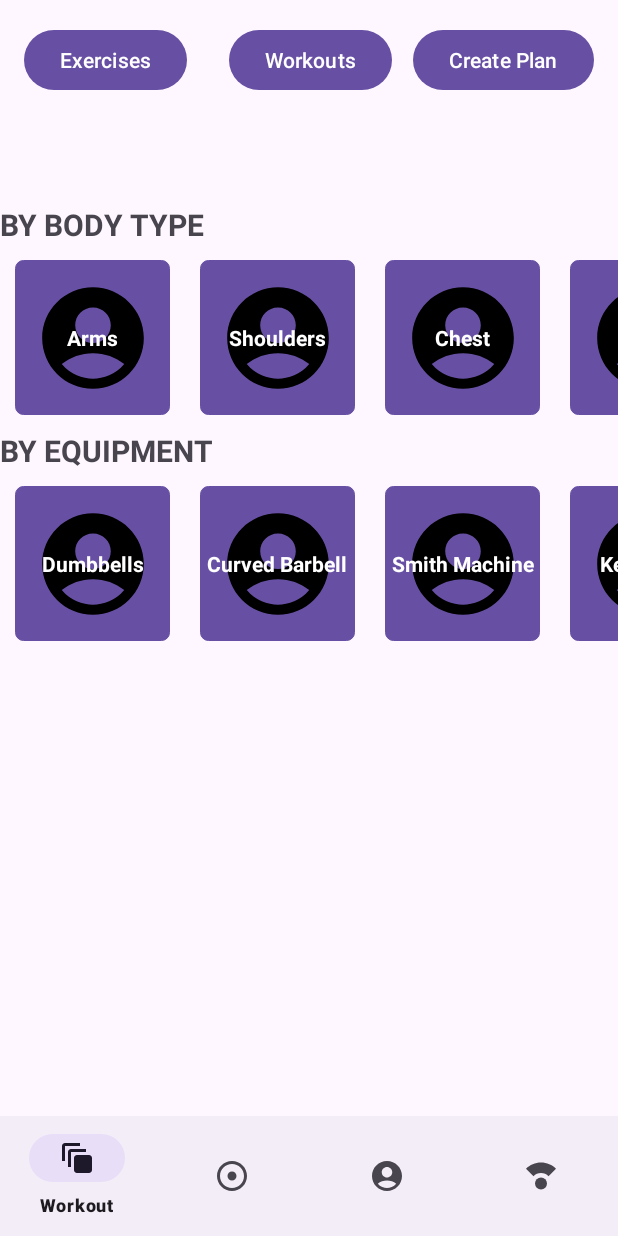
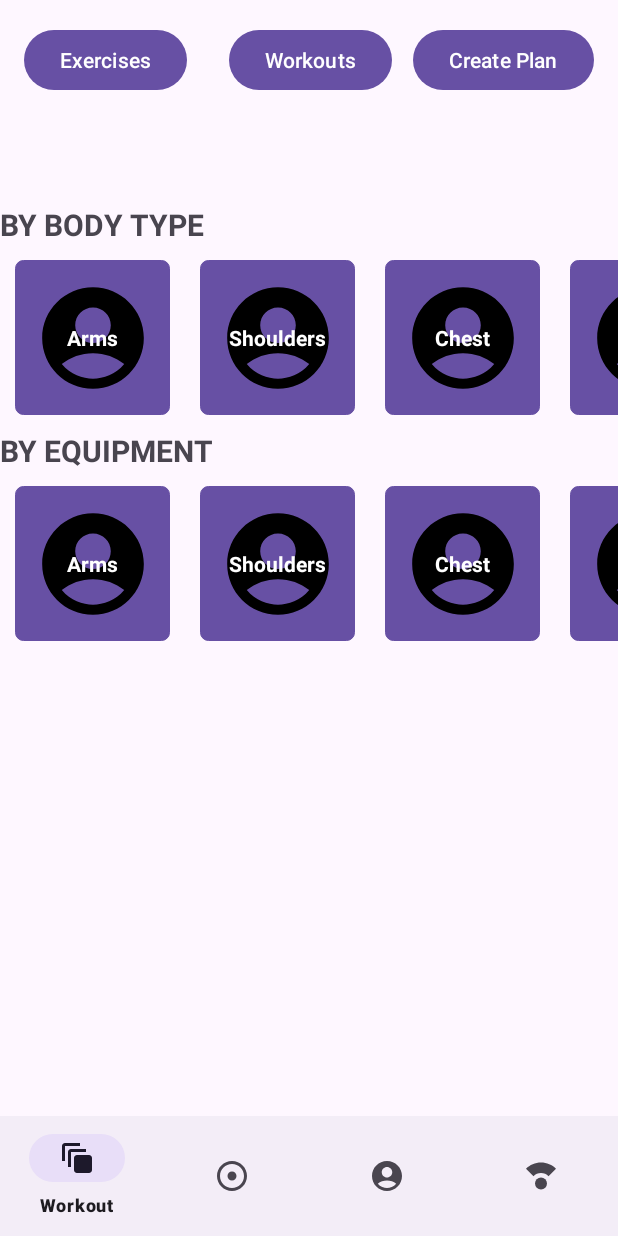
Before and after one commit to MichaelJMorrison/ValiantFitnessHons, an Android app: the screen it shows after launch (MainActivity), on a phone screen of 412 x 824 dp. Run offline under Robolectric (Android 15) with nearby library versions, the phone set to English and light mode, and no system bars.

Commit message:
Workout Progress
Near Final recycler development complete, just need to connect recycler exercise list to exercise page, afterwards finalising all workout stuff this week, progress onto the remaining 3 pages soon after as fast as possible

```diff
--- a/app/src/main/java/honours/application/valiantfitness/WorkoutFragment.java
+++ b/app/src/main/java/honours/application/valiantfitness/WorkoutFragment.java
@@ -22,6 +22,7 @@ import android.widget.TextView;
 import org.w3c.dom.Text;
 
 
+import honours.application.valiantfitness.exercisecategory.Exercise;
 import honours.application.valiantfitness.exercisecategory.ExerciseCategory;
 import honours.application.valiantfitness.recyclerviewadapters.ExerciseIndividualRecyclerAdapter;
 import honours.application.valiantfitness.recyclerviewadapters.ExerciseReyclerAdapter;
@@ -94,13 +95,26 @@ public class WorkoutFragment extends Fragment implements View.OnClickListener {
 
         List<ExerciseCategory> ECL;
         ECL= new ArrayList<>();
-        ECL.add(new ExerciseCategory("Arms","Arms","Exercise"));
-        ECL.add(new ExerciseCategory("Shoulders","Shoulders","Exercise"));
-        ECL.add(new ExerciseCategory("Chest","Chest","Exercise"));
-        ECL.add(new ExerciseCategory("Legs","Legs","Exercise"));
-        ECL.add(new ExerciseCategory("Back","Back","Exercise"));
-        ECL.add(new ExerciseCategory("Abs","Abs","Exercise"));
+        ECL.add(new ExerciseCategory("Arms","Arms","Exercise","Body"));
+        ECL.add(new ExerciseCategory("Shoulders","Shoulders","Exercise","Body"));
+        ECL.add(new ExerciseCategory("Chest","Chest","Exercise","Body"));
+        ECL.add(new ExerciseCategory("Legs","Legs","Exercise","Body"));
+        ECL.add(new ExerciseCategory("Back","Back","Exercise","Body"));
+        ECL.add(new ExerciseCategory("Abs","Abs","Exercise","Body"));
     return  ECL;
+    };
+
+    public List<ExerciseCategory> getExerciseBody2(){
+
+        List<ExerciseCategory> ECL;
+        ECL= new ArrayList<>();
+        ECL.add(new ExerciseCategory("Arms","Arms","Exercise","Equipment"));
+        ECL.add(new ExerciseCategory("Shoulders","Shoulders","Exercise","Equipment"));
+        ECL.add(new ExerciseCategory("Chest","Chest","Exercise","Equipment"));
+        ECL.add(new ExerciseCategory("Legs","Legs","Exercise","Equipment"));
+        ECL.add(new ExerciseCategory("Back","Back","Exercise","Equipment"));
+        ECL.add(new ExerciseCategory("Abs","Abs","Exercise","Equipment"));
+        return  ECL;
     };
 
     public List<ExerciseCategory> getExerciseEquipment(){
@@ -108,11 +122,11 @@ public class WorkoutFragment extends Fragment implements View.OnClickListener {
         List<ExerciseCategory> ECL;
         ECL= new ArrayList<>();
 
-        ECL.add(new ExerciseCategory("Dumbbells","Chest","Exercise"));
-        ECL.add(new ExerciseCategory("Curved Barbell","Chest","Exercise"));
-        ECL.add(new ExerciseCategory("Smith Machine","Chest","Exercise"));
-        ECL.add(new ExerciseCategory("Kettle Bell","Chest","Exercise"));
-        ECL.add(new ExerciseCategory("No Equipment","Chest","Exercise"));
+        ECL.add(new ExerciseCategory("Dumbbells","Chest","Exercise","Equipment"));
+        ECL.add(new ExerciseCategory("Curved Barbell","Chest","Exercise","Equipment"));
+        ECL.add(new ExerciseCategory("Smith Machine","Chest","Exercise","Equipment"));
+        ECL.add(new ExerciseCategory("Kettle Bell","Chest","Exercise","Equipment"));
+        ECL.add(new ExerciseCategory("No Equipment","Chest","Exercise","Equipment"));
         return  ECL;
     };
 
@@ -124,6 +138,28 @@ public class WorkoutFragment extends Fragment implements View.OnClickListener {
 
         return  ECL;
     };
+
+    public List<Exercise> getAllExercises(){
+
+        List<Exercise> exercises = new ArrayList<>();
+        exercises.add(new Exercise("Bench Press","Chest","Equipment"));
+        exercises.add(new Exercise("Curved Barbell Curl","Arms","Equipment"));
+        exercises.add(new Exercise("Dumbbell Curl","Arms","Equipment"));
+        exercises.add(new Exercise("Dumbbell Press","Chest","Equipment"));
+        exercises.add(new Exercise("Barbell Curl","Arms","Equipment"));
+        exercises.add(new Exercise("Lateral Raises","Shoulders","Equipment"));
+        exercises.add(new Exercise("Lateral Pulldown","Back","Equipment"));
+        exercises.add(new Exercise("Weighted Squat","Legs","Equipment"));
+        exercises.add(new Exercise("Calve Raises","Legs","Equipment"));
+        exercises.add(new Exercise("Unweighted Squat","Legs","Body"));
+        exercises.add(new Exercise("Press ups","Chest","Body"));
+        exercises.add(new Exercise("Weighted Bulgarian Legs","Legs","Equipment"));
+        exercises.add(new Exercise("Unweighted Bulgarian Legs","Legs","Body"));
+        exercises.add(new Exercise("Sit Ups","Abs","Body"));
+        exercises.add(new Exercise("Plank","Abs","Body"));
+        exercises.add(new Exercise("Shoulder Press","Shoulders","Equipment"));
+        return exercises;
+    }
 
     public List<ExerciseCategory> getWorkoutEquipment(){
 
@@ -138,17 +174,18 @@ public class WorkoutFragment extends Fragment implements View.OnClickListener {
     @Override
     public void onViewCreated(@NonNull View view, @Nullable Bundle savedInstanceState) {
         super.onViewCreated(view, savedInstanceState);
-        this.exerciseCategoryList = getExerciseEquipment();
+        this.exerciseCategoryList = getExerciseBody2();
         this.exerciseCategoryList2 = getExerciseBody();
         exerciseRecyler = view.findViewById(R.id.rv_Exercise);
         exerciseRecyler2 = view.findViewById(R.id.rv_Exercise2);
         exerciseRecyler3 = view.findViewById(R.id.rv_Exercise3);
-        RVAdapter = new ExerciseReyclerAdapter(getContext(),exerciseCategoryList2,view);
-        RVAdapter2 = new ExerciseReyclerAdapter(getContext(),exerciseCategoryList,view);
-        RVAdapter3 = new ExerciseIndividualRecyclerAdapter(getContext(),exerciseCategoryList);
+
+        RVAdapter = new ExerciseReyclerAdapter(getContext(),exerciseCategoryList2,view,getAllExercises());
+        RVAdapter2 = new ExerciseReyclerAdapter(getContext(),exerciseCategoryList,view,getAllExercises());
+
         exerciseRecyler.setAdapter(RVAdapter);
         exerciseRecyler2.setAdapter(RVAdapter2);
-        exerciseRecyler3.setAdapter(RVAdapter3);
+       // exerciseRecyler3.setAdapter(RVAdapter3);
         txtByBody = view.findViewById(R.id.txtBodyType);
         txtByEquipment = view.findViewById(R.id.txtByEquipment);
 
@@ -216,7 +253,7 @@ public class WorkoutFragment extends Fragment implements View.OnClickListener {
     }
     public void swapRecyclers(View view){
         if (this.mode == "Exercise"){
-            this.exerciseCategoryList = getExerciseEquipment();
+            this.exerciseCategoryList = getExerciseBody2();
             this.exerciseCategoryList2 = getExerciseBody();
 
         }else {
--- a/app/src/main/java/honours/application/valiantfitness/exercisecategory/ExerciseCategory.java
+++ b/app/src/main/java/honours/application/valiantfitness/exercisecategory/ExerciseCategory.java
@@ -9,10 +9,12 @@ public class ExerciseCategory {
 
     String mode;
 
+    String equipmentType;
+
     List<Exercise> exercises;
     int Image; // Might work for image?
 
-    public ExerciseCategory(String name, String group, int image,String mode) {
+    public ExerciseCategory(String name, String group, int image,String mode, String equipmentType) {
         this.name = name;
         this.group = group;
         this.Image = image;
@@ -25,10 +27,18 @@ public class ExerciseCategory {
 
     }
 
+    public ExerciseCategory(String name, String group, String mode, String equipmentType) {
+        this.name = name;
+        this.group = group;
+        this.mode = mode;
+        this.equipmentType = equipmentType;
+    }
+
     public ExerciseCategory(String name, String group, String mode) {
         this.name = name;
         this.group = group;
         this.mode = mode;
+
     }
 
     public String getGroup() {
@@ -54,4 +64,20 @@ public class ExerciseCategory {
     public void setName(String name) {
         this.name = name;
     }
+
+    public List<Exercise> getExercises() {
+        return exercises;
+    }
+
+    public String getEquipmentType() {
+        return equipmentType;
+    }
+
+    public void setEquipmentType(String equipmentType) {
+        this.equipmentType = equipmentType;
+    }
+
+    public void setExercises(List<Exercise> exercises) {
+        this.exercises = exercises;
+    }
 }
--- a/app/src/main/java/honours/application/valiantfitness/recyclerviewadapters/ExerciseReyclerAdapter.java
+++ b/app/src/main/java/honours/application/valiantfitness/recyclerviewadapters/ExerciseReyclerAdapter.java
@@ -14,24 +14,29 @@ import androidx.recyclerview.widget.RecyclerView;
 
 import org.w3c.dom.Text;
 
+import java.util.ArrayList;
 import java.util.List;
 
 import honours.application.valiantfitness.R;
+import honours.application.valiantfitness.exercisecategory.Exercise;
 import honours.application.valiantfitness.exercisecategory.ExerciseCategory;
 
 public class ExerciseReyclerAdapter extends RecyclerView.Adapter<ExerciseReyclerAdapter.ExerciseViewHolder> {
     private Context context;
     private List<ExerciseCategory> exerciseCategories;
+
+    private List<Exercise> exercises;
     private static final String TAG = "ExerciseReyclerAdapter";
 
     private View rootview;
 
     private String mode;
-    public ExerciseReyclerAdapter(Context context, List<ExerciseCategory> exerciseCategories, @NonNull View rootview) {
+    public ExerciseReyclerAdapter(Context context, List<ExerciseCategory> exerciseCategories, @NonNull View rootview, List<Exercise> exercises) {
         super();
         this.context = context;
         this.exerciseCategories = exerciseCategories;
         this.rootview = rootview;
+        this.exercises = exercises;
     }
 
     public void setExerciseCategories(List<ExerciseCategory> newExerciseCategories) {
@@ -84,7 +89,7 @@ public class ExerciseReyclerAdapter extends RecyclerView.Adapter<ExerciseReycler
             super(itemView);
             this.adapter = adapter;
             this.exerciseItemView = itemView;
-
+            this.context = this.adapter.context;
             //Listener
             itemView.findViewById(R.id.btnExerciseCategory).setOnClickListener(this);
         }
@@ -96,7 +101,9 @@ public class ExerciseReyclerAdapter extends RecyclerView.Adapter<ExerciseReycler
                 RecyclerView exerciseRecycler = this.adapter.rootview.findViewById(R.id.rv_Exercise);
                 RecyclerView exerciseRecycler2 = this.adapter.rootview.findViewById(R.id.rv_Exercise2);
                 RecyclerView exerciseRecycler3 = this.adapter.rootview.findViewById(R.id.rv_Exercise3);
-
+                List<Exercise> filteredExercises = FilterExercises(this.exerciseCategory);
+                ExerciseIndividualRecyclerAdapter RVAdapter3 = new ExerciseIndividualRecyclerAdapter(this.context, filteredExercises);
+               exerciseRecycler3.setAdapter(RVAdapter3);
                 TextView txtByBody = this.adapter.rootview.findViewById(R.id.txtBodyType);
                 TextView txtByEquipment = this.adapter.rootview.findViewById(R.id.txtByEquipment);
                 exerciseRecycler.setVisibility(View.GONE);
@@ -109,6 +116,20 @@ public class ExerciseReyclerAdapter extends RecyclerView.Adapter<ExerciseReycler
 
     }
 
+
+    public List<Exercise> FilterExercises(ExerciseCategory exerciseCategory) {
+        List<Exercise> exercises = new ArrayList<>();
+
+        for (Exercise exercise : this.adapter.exercises) {
+           if (exercise.getMode() == exerciseCategory.getEquipmentType() && exercise.getGroup() == exerciseCategory.getGroup()) {
+               exercises.add(exercise);
+           }
+
+        }
+
+
+        return exercises;
+    }
     }
 
 }
```
Also changed, not shown: app/src/main/java/honours/application/valiantfitness/ExerciseFragment.java (added, +64 -0 lines), app/src/main/java/honours/application/valiantfitness/exercisecategory/Exercise.java (+4 -11 lines), app/src/main/java/honours/application/valiantfitness/recyclerviewadapters/ExerciseIndividualRecyclerAdapter.java (+17 -8 lines), app/src/main/res/layout/fragment_exercise.xml (+18 -1 lines).
